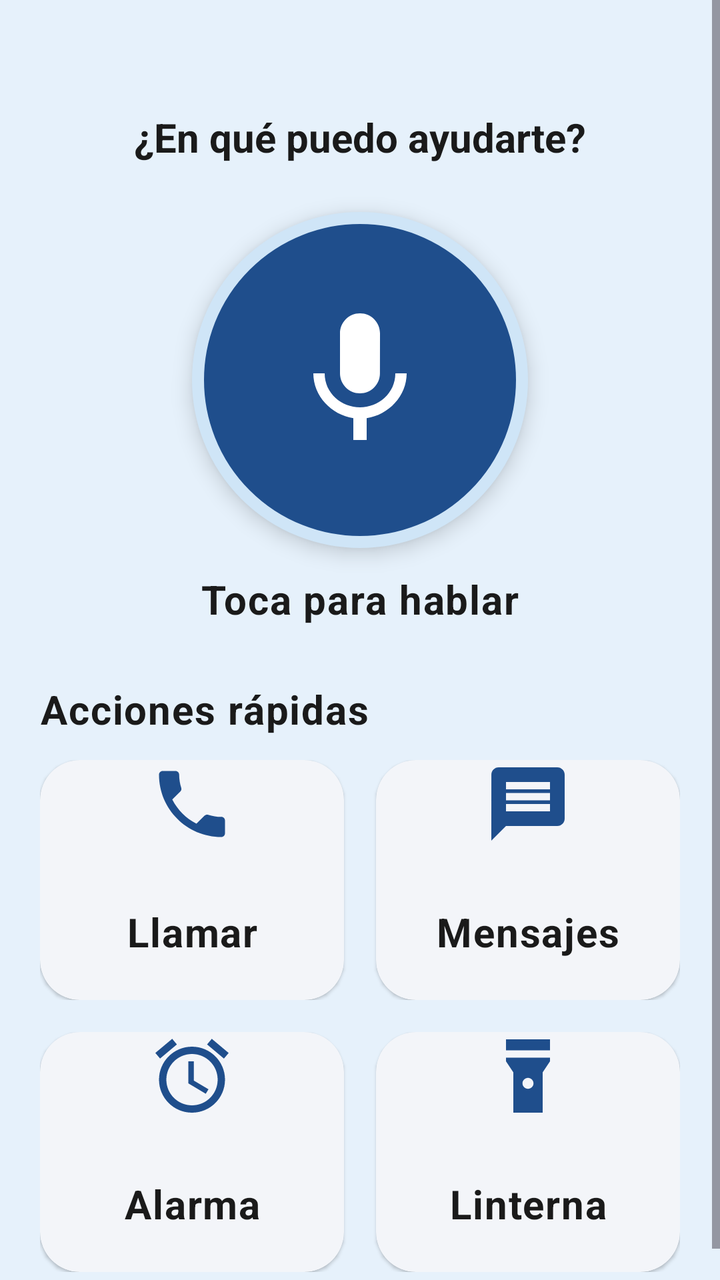
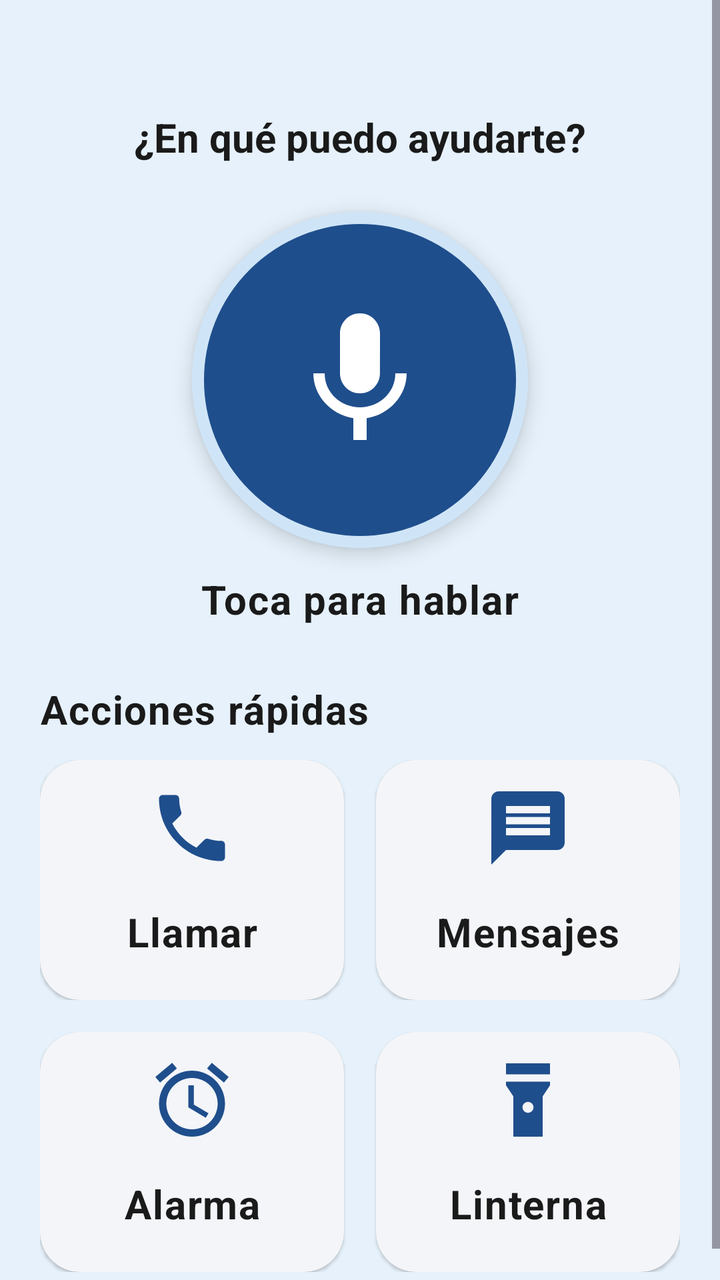

Compare the two renders of this Android layout. The source of the first and the diff that turns it into the second are given below.
<!-- AndroidManifest.xml: application theme Theme.WithYou -->
<!-- res/layout/fragment_home.xml -->
<?xml version="1.0" encoding="utf-8"?>
<ScrollView xmlns:android="http://schemas.android.com/apk/res/android"
    xmlns:app="http://schemas.android.com/apk/res-auto"
    android:layout_width="match_parent"
    android:layout_height="match_parent"
    android:fillViewport="true">

    <LinearLayout
        android:layout_width="match_parent"
        android:layout_height="wrap_content"
        android:gravity="center_horizontal"
        android:orientation="vertical"
        android:padding="@dimen/screen_padding">

        <TextView
            android:id="@+id/date_text"
            android:layout_width="match_parent"
            android:layout_height="wrap_content"
            android:gravity="center"
            android:textAppearance="@style/TextAppearance.WithYou.Body"
            android:textColor="@color/text_secondary" />

        <TextView
            android:id="@+id/question_text"
            android:layout_width="match_parent"
            android:layout_height="wrap_content"
            android:layout_marginTop="8dp"
            android:gravity="center"
            android:text="@string/home_question"
            android:textAppearance="@style/TextAppearance.WithYou.Title" />

        <ImageButton
            android:id="@+id/mic_button"
            android:layout_width="@dimen/mic_size"
            android:layout_height="@dimen/mic_size"
            android:layout_marginTop="24dp"
            android:background="@drawable/bg_mic_button"
            android:contentDescription="@string/home_mic_description"
            android:elevation="6dp"
            android:padding="@dimen/mic_icon_padding"
            android:scaleType="fitCenter"
            android:src="@drawable/ic_mic"
            app:tint="@color/white" />

        <TextView
            android:id="@+id/status_text"
            android:layout_width="wrap_content"
            android:layout_height="wrap_content"
            android:layout_marginTop="12dp"
            android:importantForAccessibility="no"
            android:text="@string/home_tap_to_talk"
            android:textAppearance="@style/TextAppearance.WithYou.Body"
            android:textStyle="bold" />

        
        <com.google.android.material.card.MaterialCardView
            android:id="@+id/heard_card"
            android:layout_width="match_parent"
            android:layout_height="wrap_content"
            android:layout_marginTop="20dp"
            android:visibility="gone"
            app:cardBackgroundColor="@color/card_accent"
            app:cardCornerRadius="@dimen/card_radius"
            app:cardElevation="0dp">

            <TextView
                android:id="@+id/heard_text"
                android:layout_width="match_parent"
                android:layout_height="wrap_content"
                android:padding="@dimen/spacing"
                android:textAppearance="@style/TextAppearance.WithYou.Body"
                android:textColor="@color/text_secondary" />
        </com.google.android.material.card.MaterialCardView>

        
        <com.google.android.material.card.MaterialCardView
            android:id="@+id/response_card"
            android:layout_width="match_parent"
            android:layout_height="wrap_content"
            android:layout_marginTop="12dp"
            android:visibility="gone"
            app:cardBackgroundColor="@color/card"
            app:cardCornerRadius="@dimen/card_radius"
            app:strokeWidth="3dp">

            <TextView
                android:id="@+id/response_text"
                android:layout_width="match_parent"
                android:layout_height="wrap_content"
                android:accessibilityLiveRegion="polite"
                android:padding="@dimen/spacing"
                android:textAppearance="@style/TextAppearance.WithYou.Body"
                android:textSize="22sp"
                android:textStyle="bold" />
        </com.google.android.material.card.MaterialCardView>

        <TextView
            android:layout_width="match_parent"
            android:layout_height="wrap_content"
            android:layout_marginTop="28dp"
            android:accessibilityHeading="true"
            android:text="@string/home_quick_actions"
            android:textAppearance="@style/TextAppearance.WithYou.Body"
            android:textStyle="bold" />

        <LinearLayout
            android:layout_width="match_parent"
            android:layout_height="wrap_content"
            android:layout_marginTop="12dp"
            android:orientation="horizontal">

            <com.google.android.material.card.MaterialCardView
                android:id="@+id/action_call"
                style="@style/Widget.WithYou.QuickAction"
                android:layout_width="0dp"
                android:layout_height="@dimen/quick_action_height"
                android:layout_marginEnd="8dp"
                android:layout_weight="1"
                android:contentDescription="@string/action_call">

                <TextView
                    style="@style/TextAppearance.WithYou.Body"
                    android:layout_width="match_parent"
                    android:layout_height="match_parent"
                    android:drawablePadding="8dp"
                    android:gravity="center"
                    android:importantForAccessibility="no"
                    android:text="@string/action_call"
                    android:textStyle="bold"
                    app:drawableTint="@color/primary"
                    app:drawableTopCompat="@drawable/ic_phone" />
            </com.google.android.material.card.MaterialCardView>

            <com.google.android.material.card.MaterialCardView
                android:id="@+id/action_message"
                style="@style/Widget.WithYou.QuickAction"
                android:layout_width="0dp"
                android:layout_height="@dimen/quick_action_height"
                android:layout_marginStart="8dp"
                android:layout_weight="1"
                android:contentDescription="@string/action_message">

                <TextView
                    style="@style/TextAppearance.WithYou.Body"
                    android:layout_width="match_parent"
                    android:layout_height="match_parent"
                    android:drawablePadding="8dp"
                    android:gravity="center"
                    android:importantForAccessibility="no"
                    android:text="@string/action_message"
                    android:textStyle="bold"
                    app:drawableTint="@color/primary"
                    app:drawableTopCompat="@drawable/ic_message" />
            </com.google.android.material.card.MaterialCardView>
        </LinearLayout>

        <LinearLayout
            android:layout_width="match_parent"
            android:layout_height="wrap_content"
            android:layout_marginTop="16dp"
            android:orientation="horizontal">

            <com.google.android.material.card.MaterialCardView
                android:id="@+id/action_alarm"
                style="@style/Widget.WithYou.QuickAction"
                android:layout_width="0dp"
                android:layout_height="@dimen/quick_action_height"
                android:layout_marginEnd="8dp"
                android:layout_weight="1"
                android:contentDescription="@string/action_alarm">

                <TextView
                    style="@style/TextAppearance.WithYou.Body"
                    android:layout_width="match_parent"
                    android:layout_height="match_parent"
                    android:drawablePadding="8dp"
                    android:gravity="center"
                    android:importantForAccessibility="no"
                    android:text="@string/action_alarm"
                    android:textStyle="bold"
                    app:drawableTint="@color/primary"
                    app:drawableTopCompat="@drawable/ic_alarm" />
            </com.google.android.material.card.MaterialCardView>

            <com.google.android.material.card.MaterialCardView
                android:id="@+id/action_flashlight"
                style="@style/Widget.WithYou.QuickAction"
                android:layout_width="0dp"
                android:layout_height="@dimen/quick_action_height"
                android:layout_marginStart="8dp"
                android:layout_weight="1"
                android:contentDescription="@string/action_flashlight">

                <TextView
                    style="@style/TextAppearance.WithYou.Body"
                    android:layout_width="match_parent"
                    android:layout_height="match_parent"
                    android:drawablePadding="8dp"
                    android:gravity="center"
                    android:importantForAccessibility="no"
                    android:text="@string/action_flashlight"
                    android:textStyle="bold"
                    app:drawableTint="@color/primary"
                    app:drawableTopCompat="@drawable/ic_flashlight" />
            </com.google.android.material.card.MaterialCardView>
        </LinearLayout>

    </LinearLayout>
</ScrollView>
<!-- resources referenced by this layout -->
<resources>
  <color name="card">#FFFFFF</color>
  <color name="card_accent">#CFE5F7</color>
  <color name="primary">#1F4E8C</color>
  <color name="text_secondary">#3D4A5C</color>
  <color name="white">#FFFFFF</color>
  <dimen name="card_radius">20dp</dimen>
  <dimen name="mic_icon_padding">44dp</dimen>
  <dimen name="mic_size">168dp</dimen>
  <dimen name="quick_action_height">120dp</dimen>
  <dimen name="screen_padding">20dp</dimen>
  <dimen name="spacing">16dp</dimen>
  <!-- drawable ic_flashlight (drawable) -->
  ﻿<?xml version="1.0" encoding="utf-8"?>
  <vector xmlns:android="http://schemas.android.com/apk/res/android"
      android:width="44dp"
      android:height="44dp"
      android:tint="?attr/colorControlNormal"
      android:viewportWidth="24"
      android:viewportHeight="24">
      <path
          android:fillColor="@android:color/white"
          android:pathData="M6,2h12v3H6zM6,7v1l2,3v11h8V11l2,-3V7H6zM12,15.5c-0.83,0 -1.5,-0.67 -1.5,-1.5s0.67,-1.5 1.5,-1.5 1.5,0.67 1.5,1.5 -0.67,1.5 -1.5,1.5z" />
  </vector>
  <!-- drawable ic_message (drawable) -->
  ﻿<?xml version="1.0" encoding="utf-8"?>
  <vector xmlns:android="http://schemas.android.com/apk/res/android"
      android:width="44dp"
      android:height="44dp"
      android:tint="?attr/colorControlNormal"
      android:viewportWidth="24"
      android:viewportHeight="24">
      <path
          android:fillColor="@android:color/white"
          android:pathData="M20,2H4c-1.1,0 -1.99,0.9 -1.99,2L2,22l4,-4h14c1.1,0 2,-0.9 2,-2V4c0,-1.1 -0.9,-2 -2,-2zM18,14H6v-2h12v2zM18,11H6V9h12v2zM18,8H6V6h12v2z" />
  </vector>
  <string name="action_alarm">Alarma</string>
  <string name="action_call">Llamar</string>
  <string name="action_flashlight">Linterna</string>
  <string name="action_message">Mensajes</string>
  <string name="home_mic_description">Micrófono. Toca para hablar</string>
  <string name="home_question">¿En qué puedo ayudarte?</string>
  <string name="home_quick_actions">Acciones rápidas</string>
  <string name="home_tap_to_talk">Toca para hablar</string>
  <style name="TextAppearance.WithYou.Body" parent="TextAppearance.Material3.BodyLarge">
          <item name="android:textSize">@dimen/text_body</item>
          <item name="android:textColor">@color/text_primary</item>
      </style>
  <style name="TextAppearance.WithYou.Title" parent="TextAppearance.Material3.HeadlineSmall">
          <item name="android:textSize">@dimen/text_title</item>
          <item name="android:textStyle">bold</item>
          <item name="android:textColor">@color/primary_dark</item>
      </style>
  <style name="Widget.WithYou.QuickAction" parent="Widget.Material3.CardView.Elevated">
          <item name="cardCornerRadius">@dimen/card_radius</item>
          <item name="cardBackgroundColor">@color/card</item>
          <item name="android:clickable">true</item>
          <item name="android:focusable">true</item>
          <item name="android:minHeight">@dimen/touch_min</item>
      </style>
  <color name="confirm">#1E9E57</color>
  <dimen name="text_body">20sp</dimen>
  <color name="text_primary">#1A1A1A</color>
  <dimen name="text_title">28sp</dimen>
  <color name="primary_dark">#163A69</color>
  <dimen name="touch_min">56dp</dimen>
  <color name="cancel">#D32F2F</color>
  <color name="background">#E6F1FB</color>
  <style name="Widget.WithYou.Toolbar" parent="Widget.Material3.Toolbar">
          <item name="android:background">@color/primary</item>
          <item name="titleTextAppearance">@style/TextAppearance.WithYou.ToolbarTitle</item>
          <item name="titleTextColor">@color/white</item>
          <item name="navigationIconTint">@color/white</item>
      </style>
  <style name="TextAppearance.WithYou.ToolbarTitle" parent="TextAppearance.Material3.TitleLarge">
          <item name="android:textSize">24sp</item>
          <item name="android:textStyle">bold</item>
      </style>
  <!-- unchanged entries left out for length: 5 -->
</resources>

<!-- the commit's change to res/layout/fragment_home.xml (unified diff, before → after) -->
@@ -113,7 +113,8 @@
                 android:id="@+id/action_call"
                 style="@style/Widget.WithYou.QuickAction"
                 android:layout_width="0dp"
-                android:layout_height="@dimen/quick_action_height"
+                android:layout_height="wrap_content"
+                android:minHeight="@dimen/quick_action_height"
                 android:layout_marginEnd="8dp"
                 android:layout_weight="1"
                 android:contentDescription="@string/action_call">
@@ -121,7 +122,10 @@
                 <TextView
                     style="@style/TextAppearance.WithYou.Body"
                     android:layout_width="match_parent"
-                    android:layout_height="match_parent"
+                    android:layout_height="wrap_content"
+                    android:layout_gravity="center"
+                    android:minHeight="@dimen/quick_action_height"
+                    android:padding="12dp"
                     android:drawablePadding="8dp"
                     android:gravity="center"
                     android:importantForAccessibility="no"
@@ -135,7 +139,8 @@
                 android:id="@+id/action_message"
                 style="@style/Widget.WithYou.QuickAction"
                 android:layout_width="0dp"
-                android:layout_height="@dimen/quick_action_height"
+                android:layout_height="wrap_content"
+                android:minHeight="@dimen/quick_action_height"
                 android:layout_marginStart="8dp"
                 android:layout_weight="1"
                 android:contentDescription="@string/action_message">
@@ -143,7 +148,10 @@
                 <TextView
                     style="@style/TextAppearance.WithYou.Body"
                     android:layout_width="match_parent"
-                    android:layout_height="match_parent"
+                    android:layout_height="wrap_content"
+                    android:layout_gravity="center"
+                    android:minHeight="@dimen/quick_action_height"
+                    android:padding="12dp"
                     android:drawablePadding="8dp"
                     android:gravity="center"
                     android:importantForAccessibility="no"
@@ -164,7 +172,8 @@
                 android:id="@+id/action_alarm"
                 style="@style/Widget.WithYou.QuickAction"
                 android:layout_width="0dp"
-                android:layout_height="@dimen/quick_action_height"
+                android:layout_height="wrap_content"
+                android:minHeight="@dimen/quick_action_height"
                 android:layout_marginEnd="8dp"
                 android:layout_weight="1"
                 android:contentDescription="@string/action_alarm">
@@ -172,7 +181,10 @@
                 <TextView
                     style="@style/TextAppearance.WithYou.Body"
                     android:layout_width="match_parent"
-                    android:layout_height="match_parent"
+                    android:layout_height="wrap_content"
+                    android:layout_gravity="center"
+                    android:minHeight="@dimen/quick_action_height"
+                    android:padding="12dp"
                     android:drawablePadding="8dp"
                     android:gravity="center"
                     android:importantForAccessibility="no"
@@ -186,7 +198,8 @@
                 android:id="@+id/action_flashlight"
                 style="@style/Widget.WithYou.QuickAction"
                 android:layout_width="0dp"
-                android:layout_height="@dimen/quick_action_height"
+                android:layout_height="wrap_content"
+                android:minHeight="@dimen/quick_action_height"
                 android:layout_marginStart="8dp"
                 android:layout_weight="1"
                 android:contentDescription="@string/action_flashlight">
@@ -194,7 +207,10 @@
                 <TextView
                     style="@style/TextAppearance.WithYou.Body"
                     android:layout_width="match_parent"
-                    android:layout_height="match_parent"
+                    android:layout_height="wrap_content"
+                    android:layout_gravity="center"
+                    android:minHeight="@dimen/quick_action_height"
+                    android:padding="12dp"
                     android:drawablePadding="8dp"
                     android:gravity="center"
                     android:importantForAccessibility="no"
